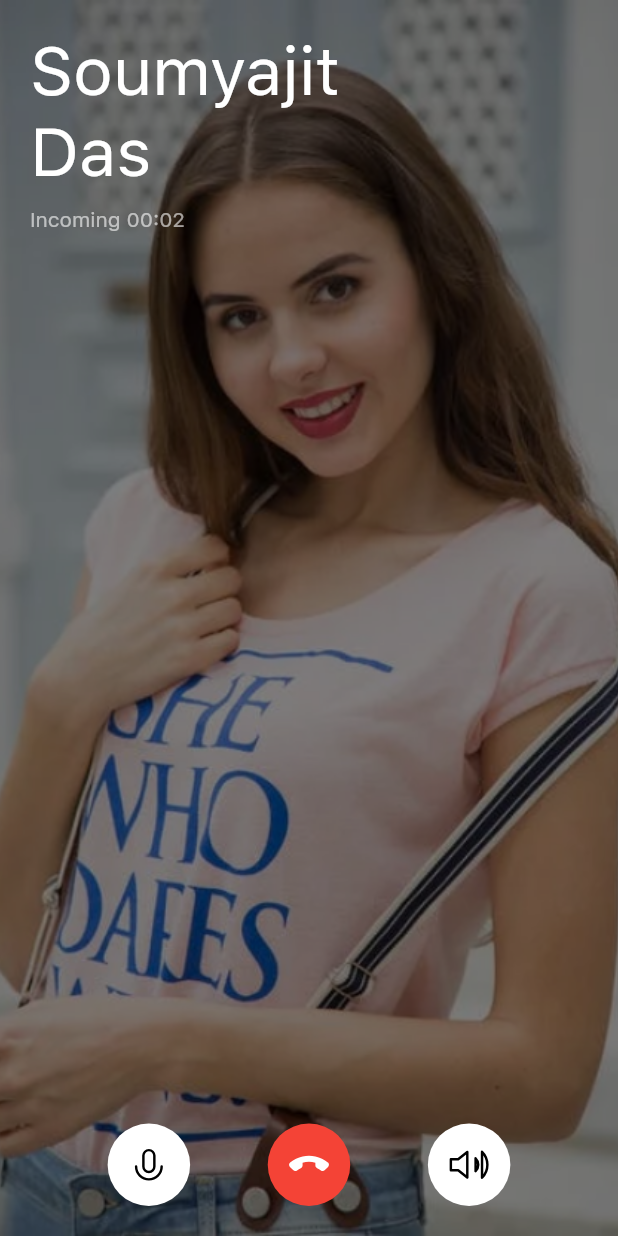
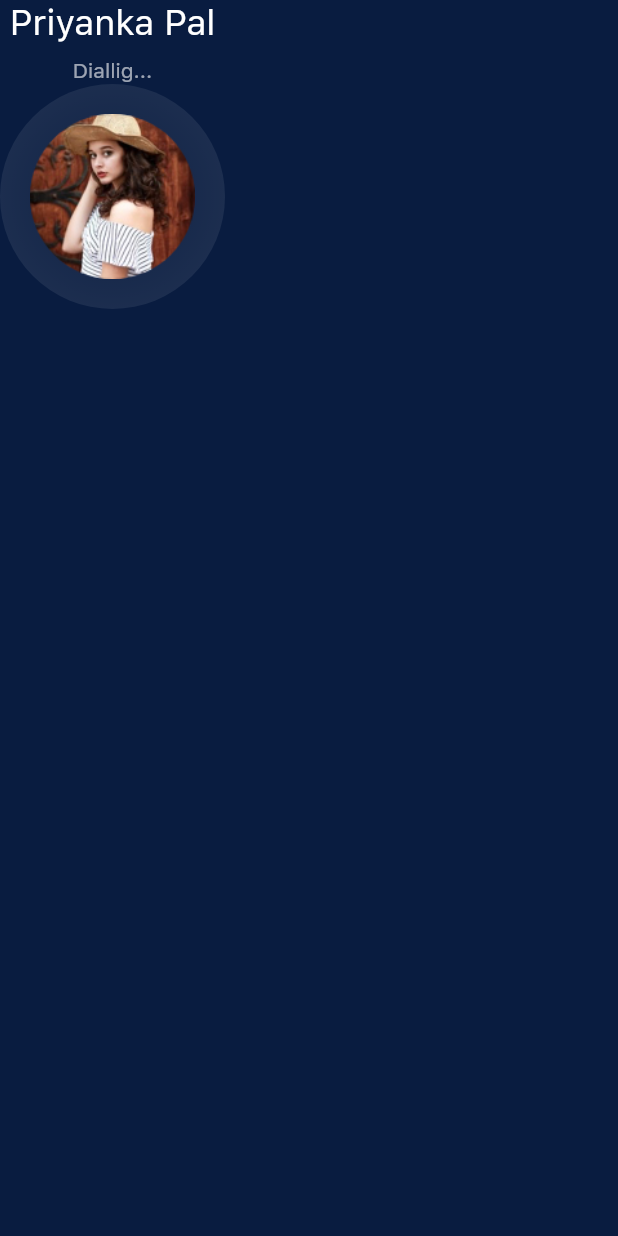
Before and after one commit to soumyajitdas365/dialer_app_ui, a Flutter app: the screen it shows after launch, on a phone screen of 412 x 824 dp. Run offline on Flutter 3.47's test engine with Material 2 defaults, Android fonts, the light colour scheme and no system bars; our stand-ins replace flutter_svg.

Commit message:
created dialing screen

```diff
--- a/lib/main.dart
+++ b/lib/main.dart
@@ -1,4 +1,7 @@
+// ignore_for_file: prefer_const_constructors
+
 import 'package:dialer_app_ui/screens/CallingScreen.dart';
+import 'package:dialer_app_ui/screens/dialingscreen.dart';
 import 'package:flutter/material.dart';
 
 void main() {
@@ -15,6 +18,6 @@ class MyApp extends StatelessWidget {
           fontFamily: "SF UI",
           visualDensity: VisualDensity.adaptivePlatformDensity,
         ),
-        home: CallingScreen());
+        home: DialingScreen());
   }
 }
--- a/lib/screens/CallingScreen.dart
+++ b/lib/screens/CallingScreen.dart
@@ -1,5 +1,7 @@
 // ignore_for_file: use_key_in_widget_constructors, file_names, prefer_const_constructors, deprecated_member_use, prefer_const_literals_to_create_immutables
 
+import 'package:dialer_app_ui/konstants.dart';
+import 'package:dialer_app_ui/screens/widgets/actionbuttion.dart';
 import 'package:dialer_app_ui/size_config.dart';
 import 'package:flutter/material.dart';
 import 'package:flutter_svg/flutter_svg.dart';
@@ -54,7 +56,7 @@ class CallingScreen extends StatelessWidget {
                         iconColor: Colors.black,
                       ),
                       ActionButton(
-                        buttonColor: Colors.red,
+                        buttonColor: kRedColor,
                         iconAsset: 'assets/icons/call_end.svg',
                         onPress: () {},
                         iconColor: Colors.white,
@@ -76,35 +78,3 @@ class CallingScreen extends StatelessWidget {
     );
   }
 }
-
-class ActionButton extends StatelessWidget {
-  const ActionButton({
-    Key? key,
-    required this.iconColor,
-    required this.buttonColor,
-    required this.iconAsset,
-    required this.onPress,
-  }) : super(key: key);
-
-  final Color iconColor, buttonColor;
-  final String iconAsset;
-  final VoidCallback onPress;
-  final double size = 55;
-  @override
-  Widget build(BuildContext context) {
-    return SizedBox(
-      height: getProportionateScreenWidth(size),
-      width: getProportionateScreenHeight(size),
-      child: FlatButton(
-          padding: EdgeInsets.all(15 / 64 * size),
-          color: buttonColor,
-          shape:
-              RoundedRectangleBorder(borderRadius: BorderRadius.circular(100)),
-          onPressed: onPress,
-          child: SvgPicture.asset(
-            iconAsset,
-            color: iconColor,
-          )),
-    );
-  }
-}
--- /dev/null
+++ b/lib/screens/dialingscreen.dart
@@ -0,0 +1,54 @@
+// ignore_for_file: prefer_const_constructors, prefer_const_literals_to_create_immutables
+
+import 'package:dialer_app_ui/konstants.dart';
+import 'package:dialer_app_ui/size_config.dart';
+import 'package:flutter/material.dart';
+
+class DialingScreen extends StatelessWidget {
+  const DialingScreen({Key? key}) : super(key: key);
+
+  @override
+  Widget build(BuildContext context) {
+    SizeConfig().init(context);
+    return Scaffold(
+      backgroundColor: kBackgoundColor,
+      body: SafeArea(
+        child: Column(
+          // mainAxisAlignment: MainAxisAlignment.center,
+          crossAxisAlignment: CrossAxisAlignment.center,
+          children: [
+            Text(
+              "Priyanka Pal",
+              style: Theme.of(context)
+                  .textTheme
+                  .headline5!
+                  .copyWith(color: Colors.white),
+            ),
+            VerticalSpacing(
+              of: 10,
+            ),
+            Text(
+              "Diallig...",
+              style: TextStyle(color: Colors.white.withOpacity(0.6)),
+            ),
+            Container(
+              padding: EdgeInsets.all(20),
+              height: getProportionateScreenHeight(150),
+              width: getProportionateScreenWidth(150),
+              decoration: BoxDecoration(
+                shape: BoxShape.circle,
+                gradient: RadialGradient(
+                  colors: [
+                    Colors.white.withOpacity(0.02),
+                    Colors.white.withOpacity(0.08),
+                  ],
+                ),
+              ),
+              child: Image.asset("assets/images/calling_face.png"),
+            ),
+          ],
+        ),
+      ),
+    );
+  }
+}
--- /dev/null
+++ b/lib/screens/widgets/actionbuttion.dart
@@ -0,0 +1,36 @@
+import 'package:dialer_app_ui/size_config.dart';
+import 'package:flutter/material.dart';
+import 'package:flutter_svg/flutter_svg.dart';
+
+class ActionButton extends StatelessWidget {
+  const ActionButton({
+    Key? key,
+    required this.iconColor,
+    required this.buttonColor,
+    required this.iconAsset,
+    required this.onPress,
+    this.size = 55,
+  }) : super(key: key);
+
+  final Color iconColor, buttonColor;
+  final String iconAsset;
+  final VoidCallback onPress;
+  final double size;
+  @override
+  Widget build(BuildContext context) {
+    return SizedBox(
+      height: getProportionateScreenWidth(size),
+      width: getProportionateScreenHeight(size),
+      child: FlatButton(
+          padding: EdgeInsets.all(15),
+          color: buttonColor,
+          shape:
+              RoundedRectangleBorder(borderRadius: BorderRadius.circular(100)),
+          onPressed: onPress,
+          child: SvgPicture.asset(
+            iconAsset,
+            color: iconColor,
+          )),
+    );
+  }
+}
```
